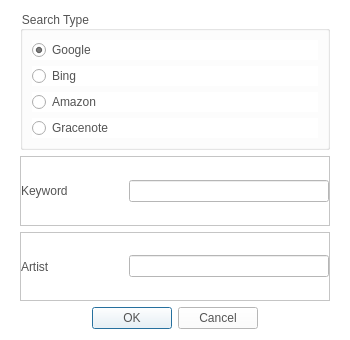
First picture: the form in CaX/dialog/searchcoverartdialog.ui, repository fsest4u/CaX_03, before the edit.
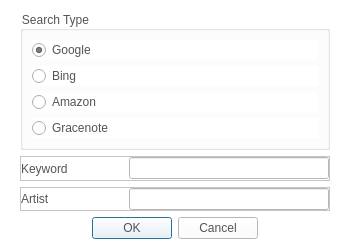
Second picture: the form after the edit.

Diff of the .ui file:
```diff
--- a/CaX/dialog/searchcoverartdialog.ui
+++ b/CaX/dialog/searchcoverartdialog.ui
@@ -7,7 +7,7 @@
     <x>0</x>
     <y>0</y>
     <width>350</width>
-    <height>340</height>
+    <height>250</height>
    </rect>
   </property>
   <property name="minimumSize">
```
